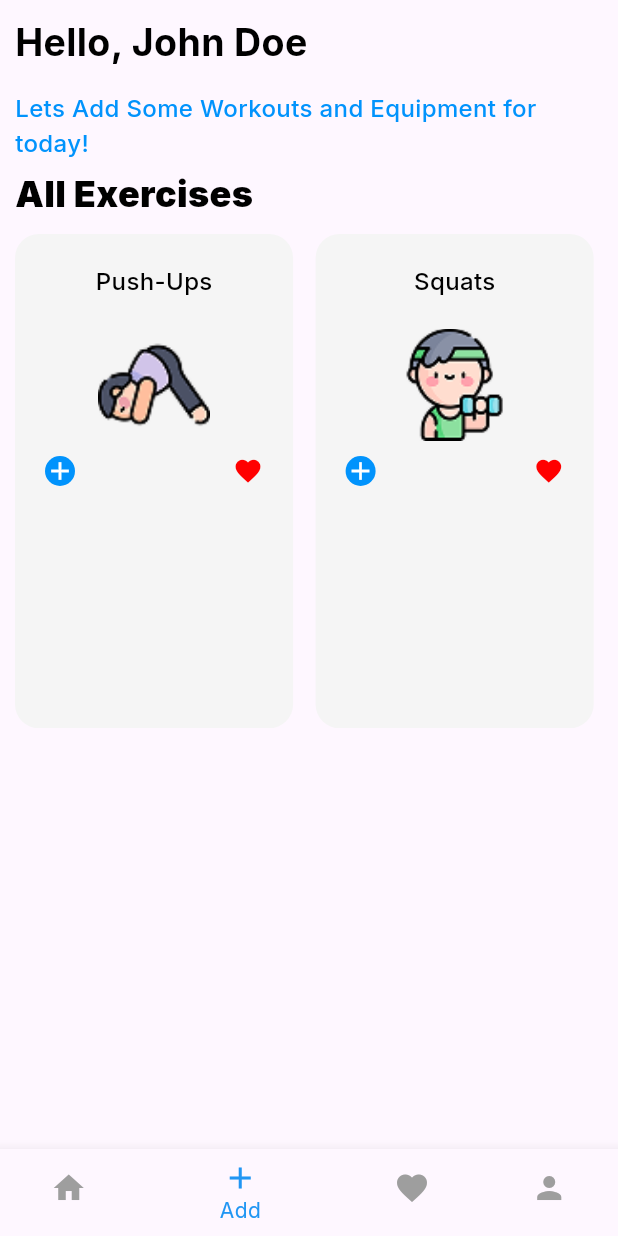
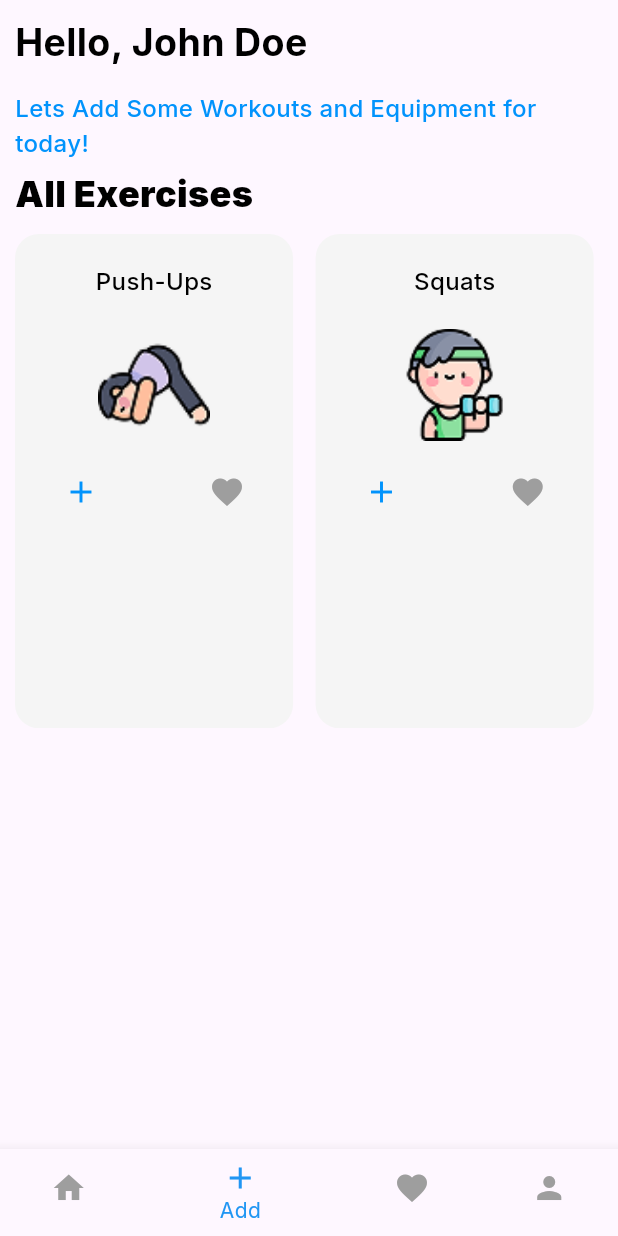
Before and after one commit to Minoli-1998/flutter_workout_planner, a Flutter app: the screen it shows after launch, item 2 of the bottom bar chosen, on a phone screen of 412 x 824 dp. Run offline on Flutter 3.47's test engine with Material 3 defaults, Android fonts, the phone set to English and light mode, and no system bars; our stand-ins replace google_fonts.

Commit message:
Adding user exercises and favorite exercises features are added

```diff
--- a/lib/widgets/reusable/exercise_card.dart
+++ b/lib/widgets/reusable/exercise_card.dart
@@ -4,7 +4,19 @@ import 'package:flutter_workout_planner/constants/colors.dart';
 class ExerciseCard extends StatefulWidget {
   final String title;
   final String imagePath;
-  const ExerciseCard({super.key, required this.title, required this.imagePath});
+  final bool isAdded;
+  final bool isFav;
+  final void Function() toggleAddExercise;
+  final void Function() toggleAddToFav;
+  const ExerciseCard({
+    super.key,
+    required this.title,
+    required this.imagePath,
+    required this.toggleAddExercise,
+    required this.isAdded,
+    required this.toggleAddToFav,
+    required this.isFav,
+  });
 
   @override
   State<ExerciseCard> createState() => _ExerciseCardState();
@@ -34,26 +46,31 @@ class _ExerciseCardState extends State<ExerciseCard> {
 
           SizedBox(height: 20),
 
-          Image.asset(
-            widget.imagePath,
-            fit: BoxFit.cover,
-            height: 75,
-          ),
+          Image.asset(widget.imagePath, fit: BoxFit.cover, height: 75),
 
           SizedBox(height: 10),
 
           Row(
             mainAxisAlignment: MainAxisAlignment.spaceBetween,
             children: [
-              Container(
-                decoration: BoxDecoration(
-                  shape: BoxShape.circle,
+              IconButton(
+                onPressed: () {
+                  widget.toggleAddExercise();
+                },
+                icon: Icon(
+                  widget.isAdded ? Icons.remove : Icons.add,
                   color: kMainBlueColor,
                 ),
-                child: Icon(Icons.add, color: Colors.white, size: 20),
               ),
 
-              Icon(Icons.favorite, color: kMainRedColor, size: 20),
+              IconButton(
+                onPressed: () {
+                  widget.toggleAddToFav();
+                },
+                icon: Icon(
+                  Icons.favorite,
+                  color: widget.isFav ? kMainRedColor : Colors.grey),
+              ),
             ],
           ),
         ],
```
Also changed, not shown: lib/models/user_model.dart (+18 -0 lines), lib/pages/add_new_page.dart (+22 -0 lines).
